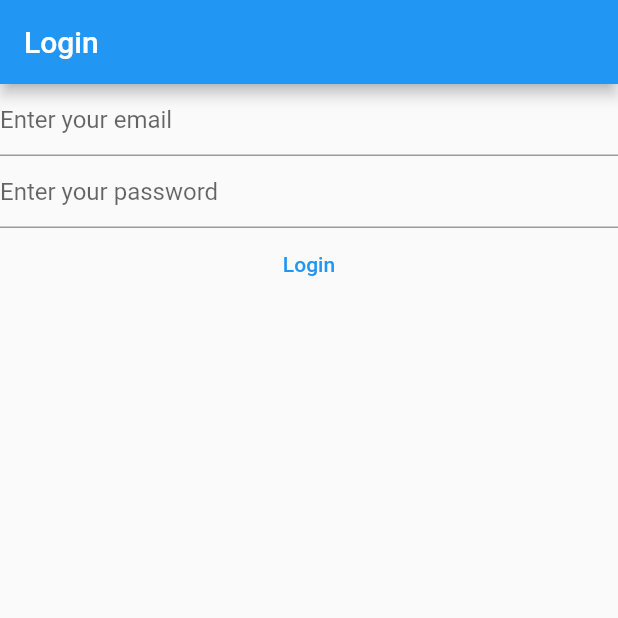
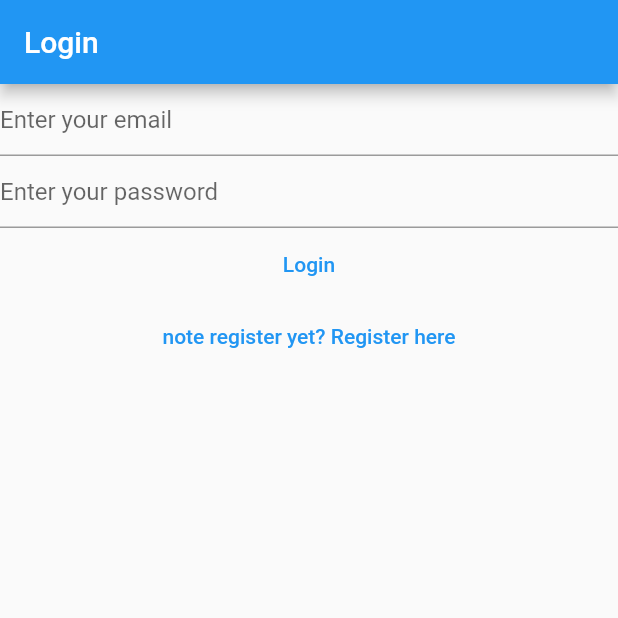
Before and after one commit to Carolinamesamartinez/FlutterBegin, a Flutter app: the screen it shows after launch, on a phone screen of 412 x 824 dp, the top half of it. Run offline on Flutter 3.47's test engine with Material 2 defaults, Android fonts, the phone set to English and light mode, and no system bars; our stand-ins replace firebase_auth, firebase_core; accounts and stored records are empty.

Commit message:
connect classes

```diff
--- a/lib/main.dart
+++ b/lib/main.dart
@@ -3,6 +3,8 @@ import 'package:firebase_core/firebase_core.dart';
 import 'package:flutter/material.dart';
 import 'package:secondflutter/firebase_options.dart';
 import 'package:secondflutter/views/login_view.dart';
+import 'package:secondflutter/views/register_view.dart';
+import 'package:secondflutter/views/verify_email_view.dart';
 
 void main() {
   WidgetsFlutterBinding.ensureInitialized();
@@ -13,6 +15,10 @@ void main() {
         primarySwatch: Colors.blue,
       ),
       home: const HomePage(),
+      routes: {
+        '/login/': (context) => const LoginView(),
+        '/register/': (context) => const RegisterView(),
+      },
     ),
   );
 }
@@ -22,55 +28,28 @@ class HomePage extends StatelessWidget {
 
   @override
   Widget build(BuildContext context) {
-    return Scaffold(
-      appBar: AppBar(
-        title: const Text("Login"),
-      ),
-      body: FutureBuilder(
+    return FutureBuilder(
       future: Firebase.initializeApp(
           options: DefaultFirebaseOptions.currentPlatform),
       builder: (context, snapshot) {
         switch (snapshot.connectionState) {
           case ConnectionState.done:
-              /**
             final user = FirebaseAuth.instance.currentUser;
-              if (user?.emailVerified ?? false) {
-                return const Text('Done');
+            if (user != null) {
+              if (user.emailVerified) {
+                print('Email is verified');
               } else {
-                return VerifyEmailView();
+                return const VerifyEmailView();
               }
-            */
+            } else {
               return const LoginView();
+            }
+            return const Text('done');
+
           default:
-              return const Text('Loading...');
+            return const CircularProgressIndicator();
         }
       },
-      ),
     );
   }
 }
-
-class VerifyEmailView extends StatefulWidget {
-  const VerifyEmailView({super.key});
-
-  @override
-  State<VerifyEmailView> createState() => _VerifyEmailViewState();
-}
-
-class _VerifyEmailViewState extends State<VerifyEmailView> {
-  @override
-  Widget build(BuildContext context) {
-    return Column(
-      children: [
-        const Text('please verify your email'),
-        TextButton(
-          onPressed: () async {
-            final user = FirebaseAuth.instance.currentUser;
-            await user?.sendEmailVerification();
-          },
-          child: const Text('send email verification'),
-        )
-      ],
-    );
-  }
-}
--- a/lib/views/login_view.dart
+++ b/lib/views/login_view.dart
@@ -29,7 +29,9 @@ class _LoginViewState extends State<LoginView> {
 
   @override
   Widget build(BuildContext context) {
-    return Column(
+    return Scaffold(
+      appBar: AppBar(title: const Text('Login')),
+      body: Column(
         children: [
           TextField(
             keyboardType: TextInputType.emailAddress,
@@ -52,7 +54,8 @@ class _LoginViewState extends State<LoginView> {
 
               try {
                 final userCredential = await FirebaseAuth.instance
-                  .signInWithEmailAndPassword(email: email, password: password);
+                    .signInWithEmailAndPassword(
+                        email: email, password: password);
                 print(userCredential);
               } on FirebaseAuthException catch (e) {
                 if (e.code == 'user-not-found') {
@@ -64,7 +67,15 @@ class _LoginViewState extends State<LoginView> {
             },
             child: const Text("Login"),
           ),
+          TextButton(
+            onPressed: () {
+              Navigator.of(context)
+                  .pushNamedAndRemoveUntil('/register/', (route) => false);
+            },
+            child: const Text("note register yet? Register here"),
+          )
         ],
+      ),
     );
   }
 }
```
Also changed, not shown: lib/views/register_view.dart (+10 -1 lines), lib/views/verify_email_view.dart (added, +30 -0 lines). Lines whose indentation alone changed are shown as unchanged.
